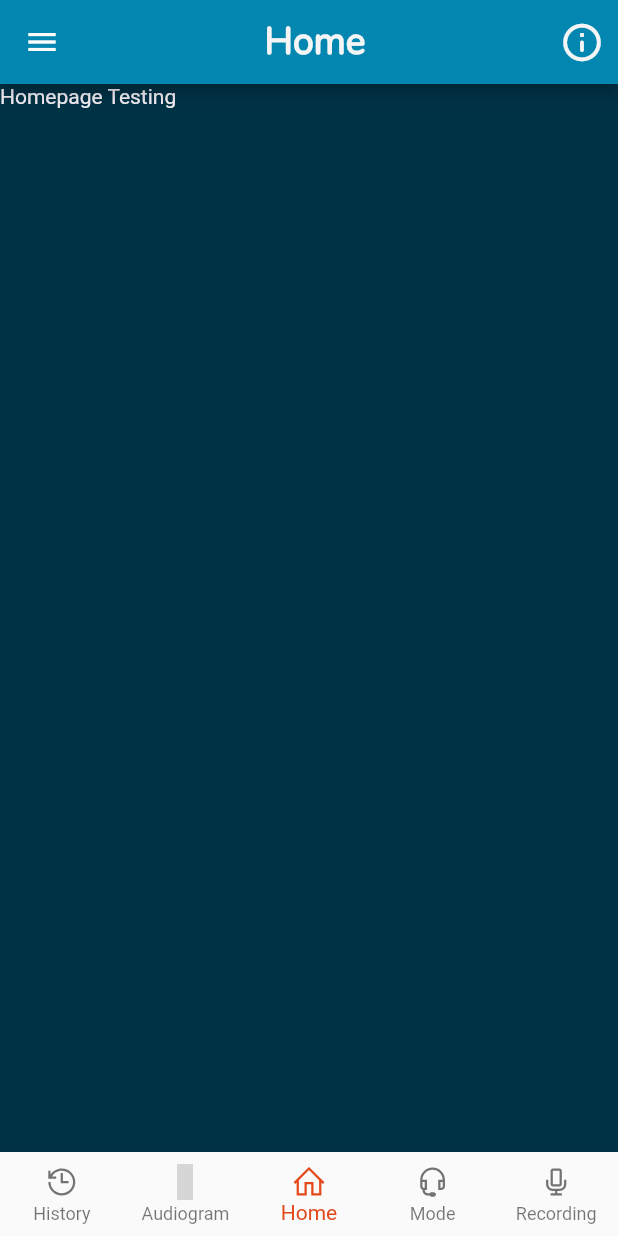
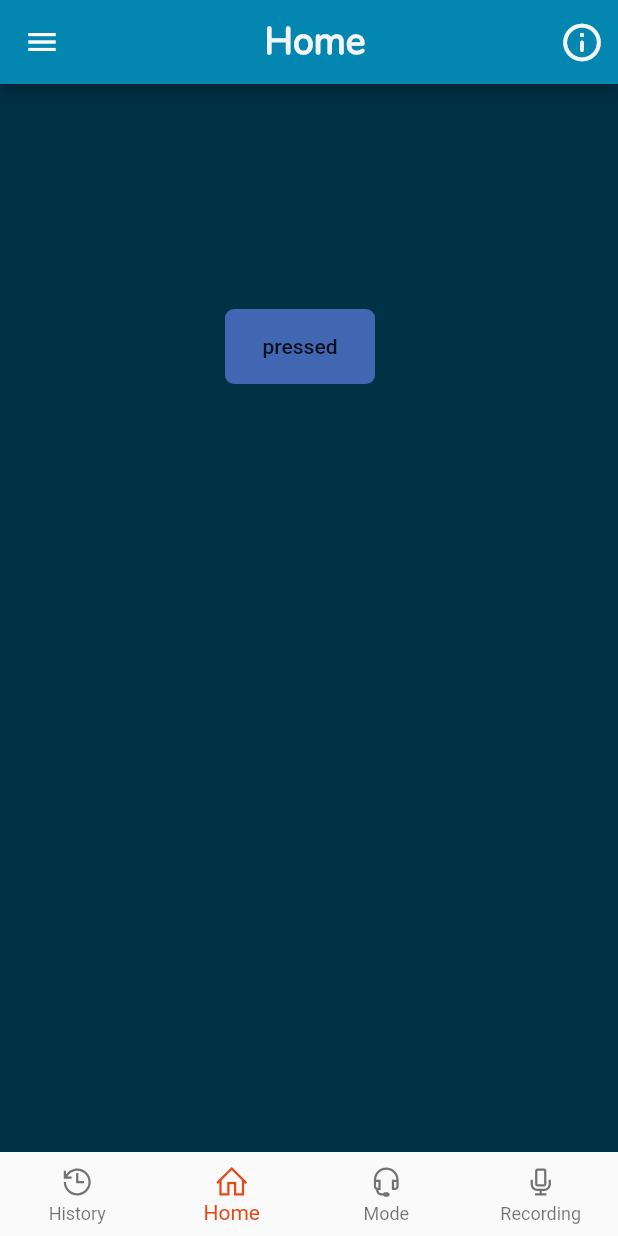
Before and after one commit to Chanoknans/Senior-Project, a Flutter app: the BottomAppBarbar screen opened directly, on a phone screen of 412 x 824 dp. Run offline on Flutter 3.47's test engine with Material 2 defaults, Android fonts, the phone set to English and light mode, and no system bars; our stand-ins replace cloud_firestore, firebase_auth, firebase_core, firebase_storage, fluttertoast, form_field_validator and 3 more; missing offline and left inert: flutter_sound; accounts and stored records are empty; grey boxes are pictures that could not be loaded.

Commit message:
update 3/11/2021

```diff
--- a/lib/Page/Page2.dart
+++ b/lib/Page/Page2.dart
@@ -109,6 +109,7 @@ class _Page2State extends State<Page2> {
                         height: 40,
                         child: TextFormField(
                           focusNode: myFocusNode,
+                          style: TextStyle(fontSize: 15),
                           //controller: _controller,
                           validator: MultiValidator([
                             RequiredValidator(errorText: 'Please Enter Email'),
@@ -122,7 +123,7 @@ class _Page2State extends State<Page2> {
                           },
                           decoration: InputDecoration(
                             errorStyle: TextStyle(
-                                height: 0.2, wordSpacing: 1.0, fontSize: 11),
+                                height: 0.2, wordSpacing: 0.1, fontSize: 11),
                             filled: true,
                             fillColor: Myconstant.gray,
                             /*labelText: "Email :",
@@ -167,6 +168,7 @@ class _Page2State extends State<Page2> {
                         height: 40,
                         child: TextFormField(
                           focusNode: myFocusNode2,
+                          style: TextStyle(fontSize: 15),
                           //controller: _controller,
                           obscureText: statusEye, //พาสเวิสดอกจัน
                           validator: RequiredValidator(
--- a/lib/Page/bottomappbar.dart
+++ b/lib/Page/bottomappbar.dart
@@ -23,30 +23,30 @@ class _BottomAppBarbarState extends State<BottomAppBarbar> {
     HistoryPage(
       key: PageStorageKey('Page1'),
     ),
-    AudiogramPage(
+    /*AudiogramPage(
+      key: PageStorageKey('Page2'),
+    ),*/
+    Homepage(
       key: PageStorageKey('Page2'),
     ),
-    Homepage(
+    ModePage(
       key: PageStorageKey('Page3'),
     ),
-    ModePage(
+    RecordingPage(
       key: PageStorageKey('Page4'),
-    ),
-    RecordingPage(
-      key: PageStorageKey('Page5'),
     )
   ];
   final PageStorageBucket bucket = PageStorageBucket();
-  int _selectedIndex = 2;
+  int _selectedIndex = 1;
   static const TextStyle optionStyle =
       TextStyle(fontSize: 25, fontWeight: FontWeight.bold);
   // ignore: unused_field
   static const List<Widget> _widgetOptions = <Widget>[
     Text('Index 0: History', style: optionStyle),
-    Text('Index 1: Audiogram', style: optionStyle),
-    Text('Index 2: Home', style: optionStyle),
-    Text('Index 3: Mode', style: optionStyle),
-    Text('Index 4: Recording', style: optionStyle),
+    //Text('Index 1: Audiogram', style: optionStyle),
+    Text('Index 1: Home', style: optionStyle),
+    Text('Index 2: Mode', style: optionStyle),
+    Text('Index 3: Recording', style: optionStyle),
   ];
 
   void _onItemTapped(int index) {
@@ -60,8 +60,8 @@ class _BottomAppBarbarState extends State<BottomAppBarbar> {
         items: <BottomNavigationBarItem>[
           BottomNavigationBarItem(
               icon: Icon(LineIcons.history), label: 'History'),
-          BottomNavigationBarItem(
-              icon: Icon(LineIcons.areaChart), label: 'Audiogram'),
+          /*BottomNavigationBarItem(
+              icon: Icon(LineIcons.areaChart), label: 'Audiogram'),*/
           BottomNavigationBarItem(icon: Icon(LineIcons.home), label: 'Home'),
           BottomNavigationBarItem(icon: Icon(LineIcons.headset), label: 'Mode'),
           BottomNavigationBarItem(
--- a/lib/Page/homepage.dart
+++ b/lib/Page/homepage.dart
@@ -3,6 +3,7 @@ import 'package:flutter/material.dart';
 import 'package:flutter/painting.dart';
 import 'package:hearing_aid/Myconstant.dart'; // ignore: unused_import
 import 'package:hearing_aid/Page/Page2.dart'; // ignore: unused_import
+import 'package:hearing_aid/Page/aids_home.dart';
 import 'package:hearing_aid/Page/profilepage.dart';
 
 import 'package:line_icons/line_icons.dart'; // ignore: unused_import
@@ -53,13 +54,28 @@ class _HomepageState extends State<Homepage> {
         ],
       ),
       drawer: MyProfile(),
-        body: Container(
-          child: Text(
-            "Homepage Testing",
-            style: TextStyle(color: Myconstant.light),
-            textAlign: TextAlign.center,
+      body: Column(
+        children: [
+          Padding(
+            padding: EdgeInsets.only(top: 150, left: 150),
+            child: Container(
+              height: 50,
+              width: 100,
+              decoration: BoxDecoration(
+                  color: Myconstant.bluee,
+                  borderRadius: BorderRadius.circular(6)),
+              child: FlatButton(
+                onPressed: () {
+                  Navigator.push(context, MaterialPageRoute(builder: (context) {
+                    return HearingAidss();
+                  }));
+                },
+                child: Text("pressed"),
               ),
-        )
+            ),
+          ),
+        ],
+      ),
       //bottomNavigationBar: BottomAppBarbar(),
       /*floatingActionButton: CircleButton(),
       floatingActionButtonLocation:
```
Also changed, not shown: lib/Page/aids_home.dart (added, +17 -0 lines), lib/Page/profilepage.dart (+11 -2 lines), lib/Page/testing_home.dart (deleted). Lines whose indentation alone changed are shown as unchanged.
